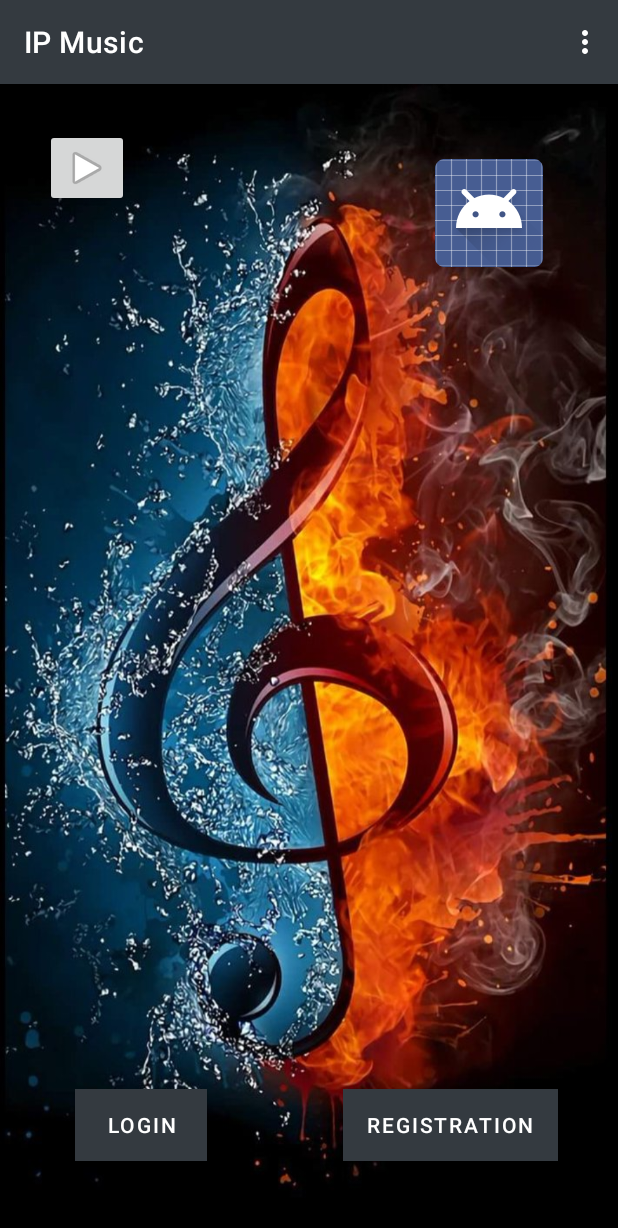
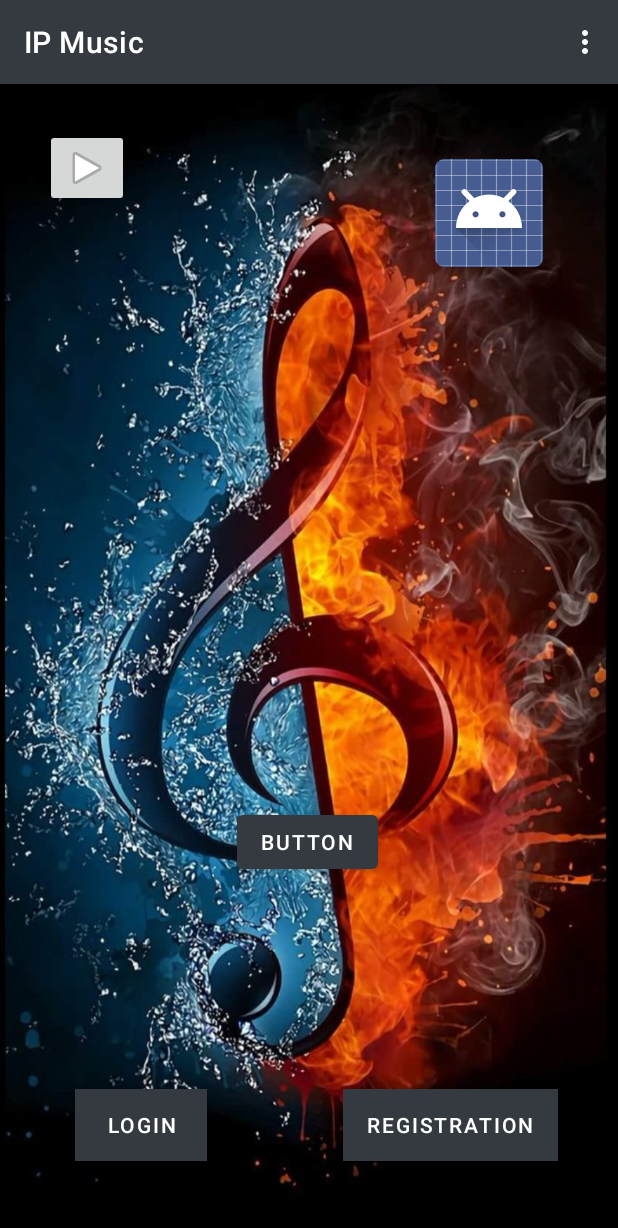
Before and after one commit to Ilona-Poltavets/Android, an Android app: the screen it shows after launch (MainActivity), on a phone screen of 412 x 824 dp. Shown: the top 1228 px of the screen. Run offline under Robolectric (Android 15) with nearby library versions, the phone set to English and light mode, and no system bars.

```diff
--- a/app/src/main/AndroidManifest.xml
+++ b/app/src/main/AndroidManifest.xml
@@ -21,6 +21,7 @@
         <activity android:name=".LoginActivity" />
         <activity android:name=".PlayerActivity" />
         <activity android:name=".UsersActivity" />
+        <activity android:name=".Lr5_6" />
     </application>
 
 </manifest>
--- a/app/src/main/res/layout/activity_main.xml
+++ b/app/src/main/res/layout/activity_main.xml
@@ -68,4 +68,15 @@
         app:layout_constraintStart_toStartOf="parent"
         app:layout_constraintTop_toTopOf="parent" />
 
+    <Button
+        android:id="@+id/button2"
+        android:layout_width="wrap_content"
+        android:layout_height="wrap_content"
+        android:layout_marginStart="158dp"
+        android:layout_marginTop="230dp"
+        android:text="Button"
+        app:layout_constraintStart_toStartOf="parent"
+        app:layout_constraintTop_toBottomOf="@+id/title"
+        android:onClick="showLr5"/>
+
 </androidx.constraintlayout.widget.ConstraintLayout>
```
Also changed, not shown: app/src/main/java/com/example/ipmusic/Lr5_6.kt (added, +58 -0 lines), app/src/main/java/com/example/ipmusic/MainActivity.kt (+12 -1 lines), app/src/main/res/layout/activity_lr56.xml (added, +29 -0 lines).
